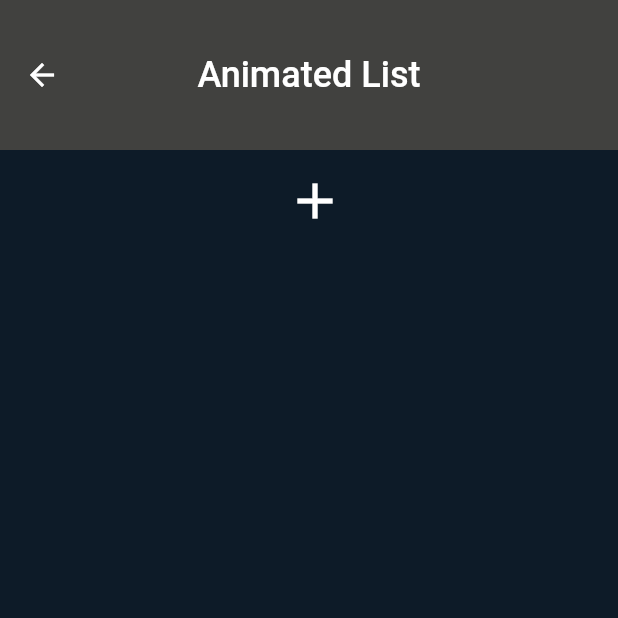
After one commit to Ibrahimfathi96/GDSC-TaskOne, a Flutter app: the AnimatedListScreen screen opened by its route, after a tap on the "add" icon, after a tap on the "delete" icon, on a phone screen of 412 x 824 dp, the top half of it. The commit adds this screen. Run offline on Flutter 3.47's test engine with Material 2 defaults, Android fonts, the phone set to English and light mode, and no system bars.

Commit message:
% login and register logic + animated Screen and its Logic

```diff
--- /dev/null
+++ b/lib/Screens/animated_list_screen.dart
@@ -0,0 +1,97 @@
+import 'package:flutter/material.dart';
+
+class AnimatedListScreen extends StatefulWidget {
+  static const String routeName = 'animated-list';
+
+  @override
+  State<AnimatedListScreen> createState() => _AnimatedListScreenState();
+}
+
+class _AnimatedListScreenState extends State<AnimatedListScreen> {
+  final items = [];
+  final GlobalKey<AnimatedListState> key = GlobalKey();
+
+  @override
+  Widget build(BuildContext context) {
+    return Scaffold(
+      appBar: AppBar(
+        centerTitle: true,
+        toolbarHeight: 100,
+        elevation: 0,
+        backgroundColor: const Color(0xff41413f),
+        title: const Text(
+          'Animated List',
+          style: TextStyle(fontSize: 24, fontWeight: FontWeight.w500),
+        ),
+      ),
+      backgroundColor: const Color(0xff0D1B28),
+      body: Column(
+        children: [
+          Container(
+            height: 60,
+            alignment: Alignment.center,
+            child: IconButton(
+              onPressed: addItem,
+              icon: const Icon(
+                Icons.add,
+                size: 40,
+                color: Colors.white,
+              ),
+            ),
+          ),
+          Expanded(
+            child: AnimatedList(
+              key: key,
+              initialItemCount: items.length,
+              padding: const EdgeInsets.all(10),
+              itemBuilder: (context, index, animation) {
+                return SizeTransition(
+                  key: UniqueKey(),
+                  sizeFactor: animation,
+                  child: Card(
+                    margin: const EdgeInsets.all(8),
+                    elevation: 10,
+                    color: Colors.orange,
+                    child: ListTile(
+                      contentPadding: const EdgeInsets.all(8),
+                      title: Text(items[index],
+                          style: const TextStyle(fontSize: 24)),
+                      trailing: IconButton(
+                        icon: const Icon(Icons.delete),
+                        onPressed: () => removeItem(index),
+                      ),
+                    ),
+                  ),
+                );
+              },
+            ),
+          ),
+        ],
+      ),
+    );
+  }
+
+  void addItem() {
+    items.insert(0, "Item ${items.length + 1}");
+    key.currentState!
+        .insertItem(0, duration: const Duration(milliseconds: 300));
+  }
+
+  void removeItem(int index) {
+    key.currentState!.removeItem(index, (context, animation) {
+      return SizeTransition(
+        sizeFactor: animation,
+        child: const Card(
+          margin: EdgeInsets.symmetric(horizontal: 10),
+          elevation: 10,
+          color: Colors.red,
+          child: ListTile(
+            contentPadding: EdgeInsets.all(15),
+            title: Text("Deleted", style: TextStyle(fontSize: 26)),
+          ),
+        ),
+      );
+    }, duration: const Duration(milliseconds: 300));
+    items.removeAt(index);
+  }
+}
--- a/lib/main.dart
+++ b/lib/main.dart
@@ -1,4 +1,5 @@
 import 'package:flutter/material.dart';
+import 'package:task_one/Screens/animated_list_screen.dart';
 import 'package:task_one/Screens/register_screen.dart';
 
 import 'Screens/login_screen.dart';
@@ -18,6 +19,7 @@ class TaskOneApplication extends StatelessWidget {
       routes: {
         LoginScreen.routeName: (_) => LoginScreen(),
         RegisterScreen.routeName: (_) => const RegisterScreen(),
+        AnimatedListScreen.routeName: (_) => AnimatedListScreen(),
       },
       //the main screen using "initial Route"
       initialRoute: LoginScreen.routeName,
--- a/pubspec.yaml
+++ b/pubspec.yaml
@@ -30,12 +30,13 @@ environment:
 dependencies:
   flutter:
     sdk: flutter
-
+  flutter_staggered_animations: ^1.1.1
 
   # The following adds the Cupertino Icons font to your application.
   # Use with the CupertinoIcons class for iOS style icons.
   cupertino_icons: ^1.0.2
   flutter_custom_clippers:
+
 
 dev_dependencies:
   flutter_test:
```
Also changed, not shown: lib/CustomWidgets/text_field_widget.dart (+9 -3 lines), lib/Screens/login_screen.dart (+41 -4 lines), lib/Screens/register_screen.dart (+67 -7 lines), pubspec.lock.
